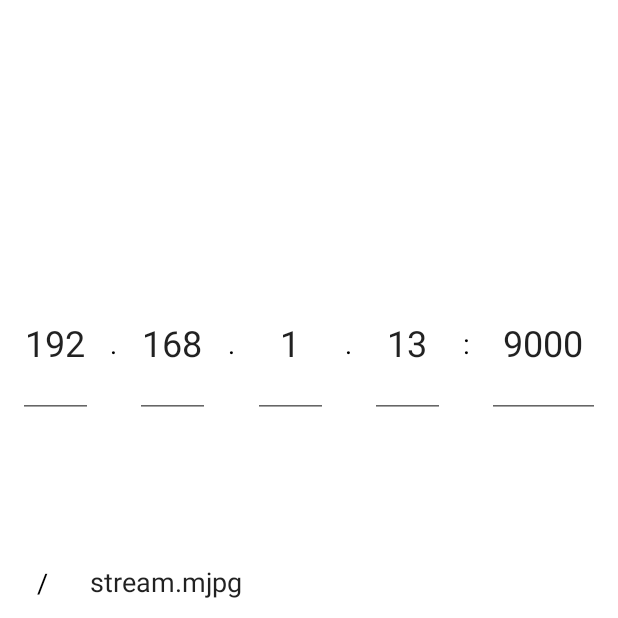
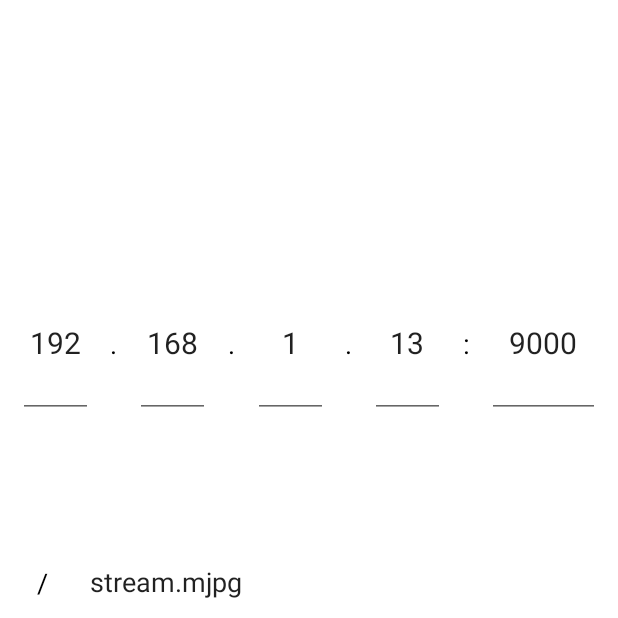
Before and after one commit to alexBDG/Auto-Robot-Mobile-App, an Android app: the ThirdFragment screen opened through its navigation route, on a phone screen of 412 x 824 dp, the top half of it. Run offline under Robolectric (Android 15) with nearby library versions, the phone set to English and light mode, and no system bars; our stand-ins replace navigation-ui.

Commit message:
inverse joystick speed, fix text size

```diff
--- a/app/src/main/java/com/example/autorobot/SecondFragment.kt
+++ b/app/src/main/java/com/example/autorobot/SecondFragment.kt
@@ -138,20 +138,20 @@ fun postData(angle: Int, strength: Int, cmdUrl: String) {
     if (strength>0) {
         when (angle) {
             in 0..90 -> {
-                vector = arrayOf(1, -1)
-                speedRotation = abs(angle - 90) /90.0
+                vector = arrayOf(1, 1)
+                speedRotation = abs(angle - 90) / 90.0
             }
             in 90..180 -> {
-                vector = arrayOf(-1, -1)
-                speedRotation = abs(angle - 90) /90.0
+                vector = arrayOf(-1, 1)
+                speedRotation = abs(angle - 90) / 90.0
             }
             in 180..270 -> {
-                vector = arrayOf(-1, 1)
-                speedRotation = abs(angle - 270) /90.0
+                vector = arrayOf(-1, -1)
+                speedRotation = abs(angle - 270) / 90.0
             }
             else -> {
-                vector = arrayOf(1, 1)
-                speedRotation = abs(angle - 270) /90.0
+                vector = arrayOf(1, -1)
+                speedRotation = abs(angle - 270) / 90.0
             }
         }
     }
--- a/app/src/main/res/layout/fragment_third.xml
+++ b/app/src/main/res/layout/fragment_third.xml
@@ -14,7 +14,7 @@
         android:digits="0123456789"
         android:inputType="numberDecimal"
         android:textAlignment="center"
-        android:textSize="24sp"
+        android:textSize="20sp"
         app:layout_constraintBottom_toTopOf="@+id/url"
         app:layout_constraintEnd_toStartOf="@id/ipSeparatorFirst"
         app:layout_constraintStart_toStartOf="parent"
@@ -41,7 +41,7 @@
         android:digits="0123456789"
         android:inputType="numberDecimal"
         android:textAlignment="center"
-        android:textSize="24sp"
+        android:textSize="20sp"
         app:layout_constraintBottom_toBottomOf="@+id/ipNumberFirst"
         app:layout_constraintEnd_toStartOf="@id/ipSeparatorSecond"
         app:layout_constraintStart_toEndOf="@+id/ipSeparatorFirst"
@@ -67,7 +67,7 @@
         android:digits="0123456789"
         android:inputType="numberDecimal"
         android:textAlignment="center"
-        android:textSize="24sp"
+        android:textSize="20sp"
         app:layout_constraintBottom_toBottomOf="@+id/ipNumberSecond"
         app:layout_constraintEnd_toStartOf="@id/ipSeparatorThird"
         app:layout_constraintStart_toEndOf="@id/ipSeparatorSecond"
@@ -93,7 +93,7 @@
         android:digits="0123456789"
         android:inputType="numberDecimal"
         android:textAlignment="center"
-        android:textSize="24sp"
+        android:textSize="20sp"
         app:layout_constraintBottom_toBottomOf="@+id/ipNumberThird"
         app:layout_constraintEnd_toStartOf="@id/ipPortSeparator"
         app:layout_constraintStart_toEndOf="@id/ipSeparatorThird"
@@ -119,7 +119,7 @@
         android:digits="0123456789"
         android:inputType="numberDecimal"
         android:textAlignment="center"
-        android:textSize="24sp"
+        android:textSize="20sp"
         app:layout_constraintBottom_toBottomOf="@+id/ipNumberFourth"
         app:layout_constraintEnd_toEndOf="parent"
         app:layout_constraintStart_toEndOf="@id/ipPortSeparator"
```
